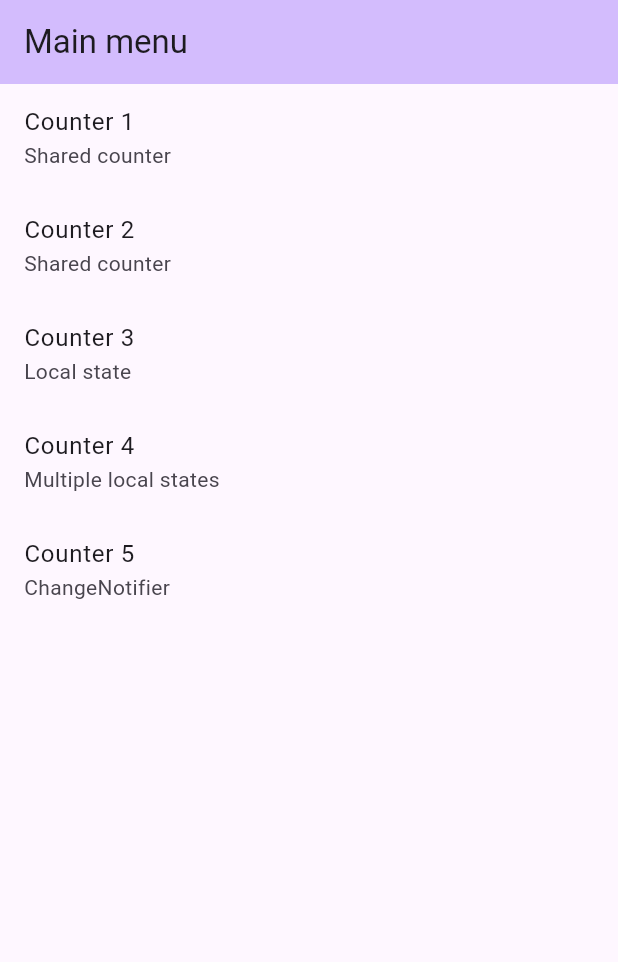
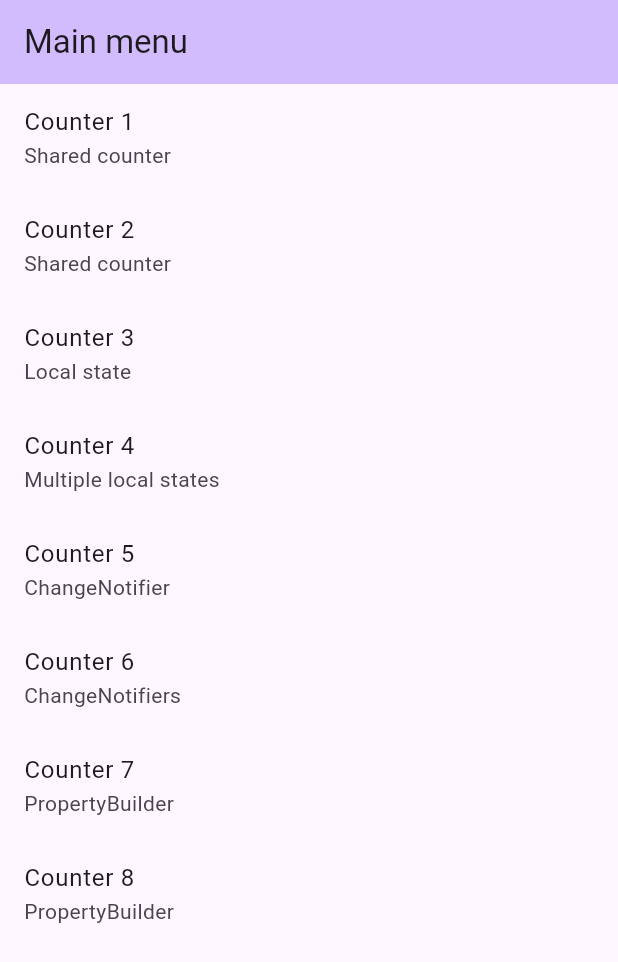
Before and after one commit to jsroest/signal_state_provider, a Flutter app: the screen it shows after launch, on a phone screen of 412 x 824 dp. Shown: the top 962 px of the screen. Run offline on Flutter 3.47's test engine with Material 3 defaults, Android fonts, the phone set to English and light mode, and no system bars; our stand-ins replace signals; statements that could not run were skipped.

Commit message:
Change folder name

```diff
--- a/lib/pages/s010_main_menu/s010_main_menu_controller.dart
+++ b/lib/pages/s010_main_menu/s010_main_menu_controller.dart
@@ -4,6 +4,7 @@ import 'package:poc/pages/s020_shared_counter/s025_counter_2/s025_counter_2_page
 import 'package:poc/pages/s030_local_counter/s030_counter_page.dart';
 import 'package:poc/pages/s040_multi_counter/s040_multi_counter_page.dart';
 import 'package:poc/pages/s050_change_notifier/s050_change_notifier_counter_page.dart';
+import 'package:poc/pages/s050_change_notifier_counter/s050_change_notifier_counter_page.dart';
 
 class S010MainMenuController {
   S010MainMenuController(this.navigator);
--- a/lib/pages/s010_main_menu/s010_main_menu_page.dart
+++ b/lib/pages/s010_main_menu/s010_main_menu_page.dart
@@ -43,6 +43,21 @@ class S010MainMenuPage extends StatelessWidget {
                 subtitle: const Text('ChangeNotifier'),
                 onTap: controller.onTapMenuItem5,
               ),
+              ListTile(
+                title: const Text('Counter 6'),
+                subtitle: const Text('ChangeNotifiers'),
+                onTap: controller.onTapMenuItem6,
+              ),
+              ListTile(
+                title: const Text('Counter 7'),
+                subtitle: const Text('PropertyBuilder'),
+                onTap: controller.onTapMenuItem7,
+              ),
+              ListTile(
+                title: const Text('Counter 8'),
+                subtitle: const Text('PropertyBuilder'),
+                onTap: controller.onTapMenuItem8,
+              ),
             ],
           ),
         );
--- a/lib/pages/s050_change_notifier/s050_change_notifier_counter_page.dart
+++ b/lib/pages/s050_change_notifier_counter/s050_change_notifier_counter_page.dart
@@ -1,5 +1,5 @@
 import 'package:flutter/material.dart';
-import 'package:poc/pages/s050_change_notifier/s050_change_notifier_counter_controller.dart';
+import 'package:poc/pages/s050_change_notifier_counter/s050_change_notifier_counter_controller.dart';
 import 'package:poc/state_provider/state_provider.dart';
 
 class S050ChangeNotifierCounterPage extends StatelessWidget {
```
Also changed, not shown: lib/pages/s050_change_notifier_counter/s050_change_notifier_counter_controller.dart (renamed from lib/pages/s050_change_notifier/s050_change_notifier_counter_controller.dart).
